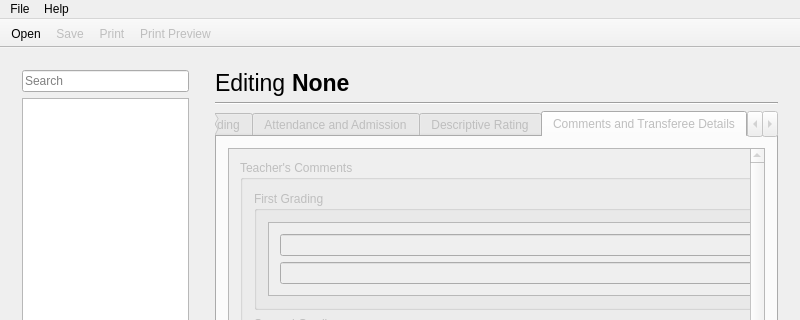
mjsolidarios/hsrcs-desktop, file src/mainwindow.ui: the form before one commit; both pictures show x 0 to 800 and y 0 to 320 of the 800 by 627 pixel window.
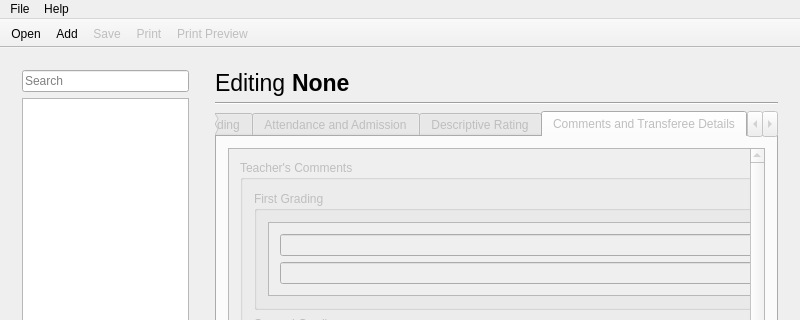
The form after the commit. The open tabs and pages were chosen to show the change. Icons and pictures are not drawn.

The edit to the form file:
```diff
--- a/src/mainwindow.ui
+++ b/src/mainwindow.ui
@@ -5017,6 +5017,7 @@
     <bool>false</bool>
    </attribute>
    <addaction name="actionOpen"/>
+   <addaction name="actionAdd_Record"/>
    <addaction name="actionSave"/>
    <addaction name="actionPrint"/>
    <addaction name="actionPrint_Preview"/>
```
Left out of the diff: 24 changed lines with no effect on the pictures.
